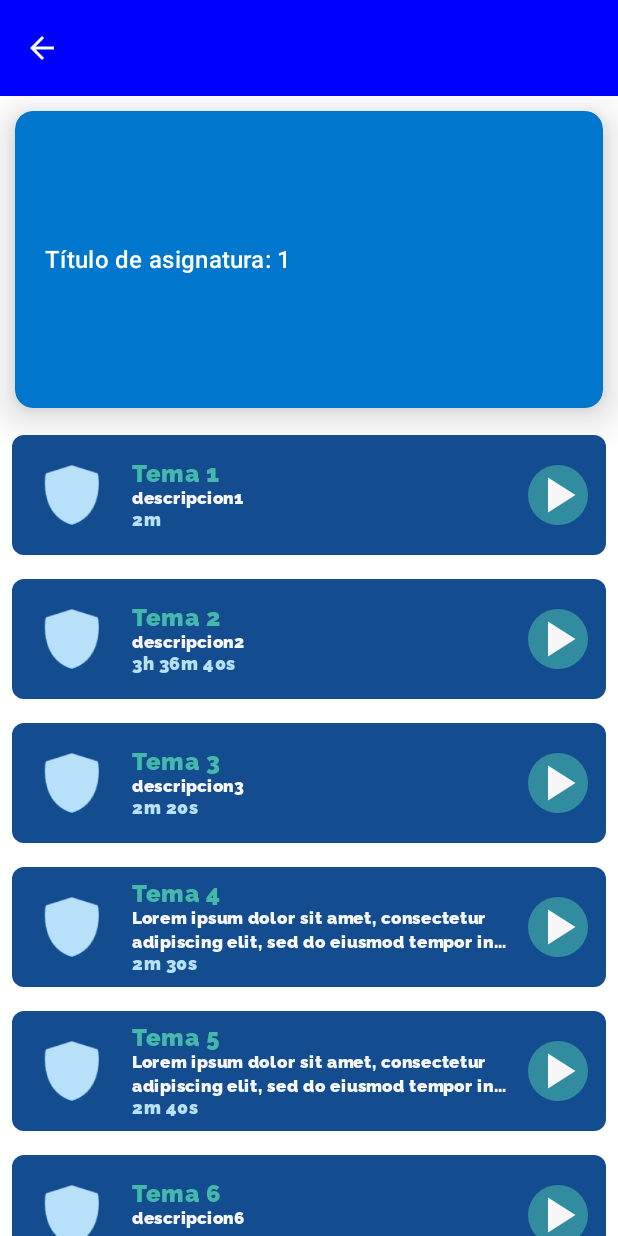
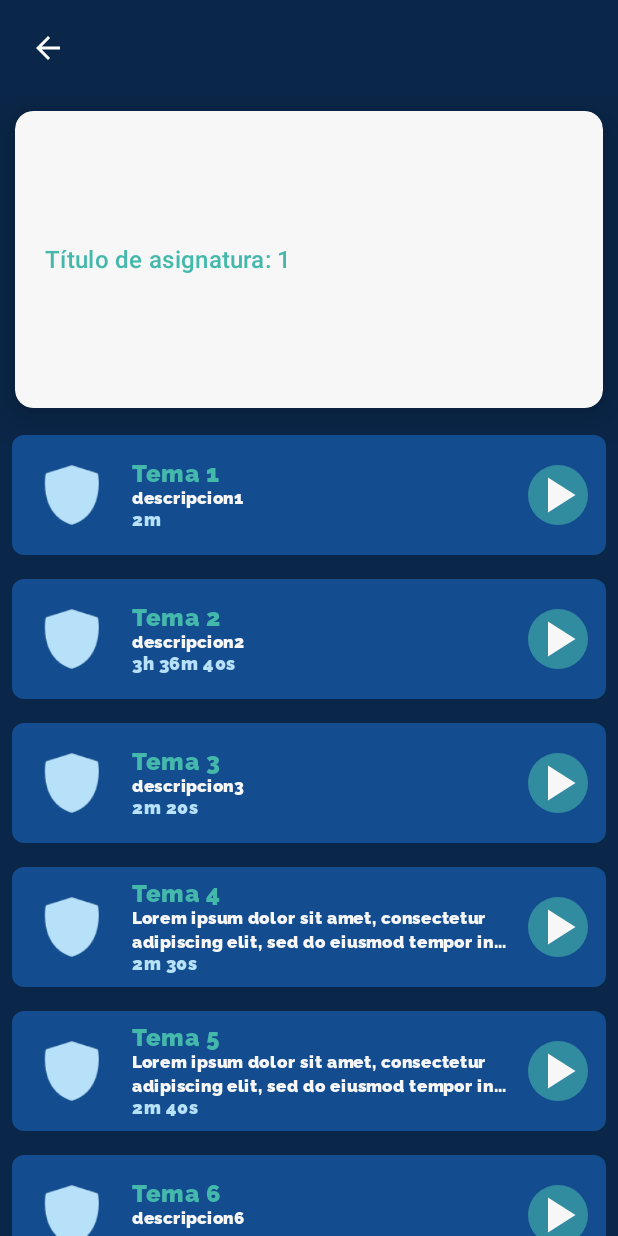
Before and after one commit to FlEtsv/ReproductorPodcast, an Android app built with Jetpack Compose: the @Preview function GreetingPreview, on a phone screen of 412 x 824 dp. Run offline under Robolectric (Android 15) with nearby library versions, the phone set to English and light mode, and no system bars.

Commit message:
Modificacion diseño en parte Player y DetailView. Eliminación barra gris

```diff
--- a/app/src/main/java/com/android/navegacion/ui/views/DetailView.kt
+++ b/app/src/main/java/com/android/navegacion/ui/views/DetailView.kt
@@ -1,24 +1,28 @@
 package com.android.navegacion.views
 
 import android.annotation.SuppressLint
+import com.universae.reproductor.ui.theme.AzulOscuro
+import android.content.res.Resources.Theme
 import androidx.compose.foundation.Image
-import androidx.compose.foundation.background
 import androidx.compose.foundation.clickable
 import androidx.compose.foundation.gestures.detectTapGestures
 import androidx.compose.foundation.layout.Arrangement
 import androidx.compose.foundation.layout.BoxWithConstraints
 import androidx.compose.foundation.layout.Column
 import androidx.compose.foundation.layout.Row
+import androidx.compose.foundation.background
 import androidx.compose.foundation.layout.fillMaxHeight
 import androidx.compose.foundation.layout.fillMaxSize
 import androidx.compose.foundation.layout.fillMaxWidth
 import androidx.compose.foundation.layout.height
 import androidx.compose.foundation.layout.padding
 import androidx.compose.foundation.layout.size
+import androidx.compose.foundation.layout.statusBarsPadding
 import androidx.compose.foundation.lazy.LazyColumn
 import androidx.compose.foundation.shape.CircleShape
 import androidx.compose.foundation.shape.RoundedCornerShape
 import androidx.compose.material.Icon
+import androidx.compose.material.IconButton
 import androidx.compose.material.Scaffold
 import androidx.compose.material.icons.Icons
 import androidx.compose.material.icons.filled.ArrowBack
@@ -52,6 +56,7 @@ import com.android.navegacion.components.MainIconButton
 import com.android.navegacion.components.TitleBar
 import com.universae.reproductor.domain.entities.tema.Tema
 import com.universae.reproductor.domaintest.PreviewTemas
+import com.universae.reproductor.ui.theme.AzulDark
 import com.universae.reproductor.ui.theme.ReproductorTheme
 import com.universae.reproductor.ui.theme.ralewayFamily
 import androidx.compose.foundation.layout.Box as Box1
@@ -60,22 +65,33 @@ import androidx.compose.foundation.layout.Box as Box1
 @SuppressLint("UnusedMaterialScaffoldPaddingParameter")
 @Composable
 fun DetailView(navController: NavController,idCard : String){
-    Scaffold (
-        topBar = {
-            TopAppBar(
-                title = { TitleBar(name = "")},
-                colors = TopAppBarDefaults.mediumTopAppBarColors(
-                    containerColor = Color.Blue
-                ),
-                navigationIcon = {
-                    MainIconButton(icon = Icons.Default.ArrowBack) {
-                        navController.popBackStack()
-                    }
-                }
-            )
+    Column {
+        BarraSuperior(navController)
+        ContentDetailView(navController,idCard)
+    }
+}
+
+@Composable
+fun BarraSuperior(navController: NavController){
+    Row(
+        modifier = Modifier
+            .fillMaxWidth()
+            .background(AzulDark)
+            .statusBarsPadding(), // Agrega un relleno en la parte superior igual a la altura de la barra de estado
+        horizontalArrangement = Arrangement.SpaceBetween
+    ) {
+        Column(
+            modifier = Modifier.weight(1f), // Ocupa la mitad del ancho disponible
+            horizontalAlignment = Alignment.Start,
+            verticalArrangement = Arrangement.Center
+        ) {
+            IconButton(
+                onClick = { navController.popBackStack() },
+                modifier = Modifier.padding(8.dp) // Ajusta el espaciado según sea necesario
+            ) {
+                Icon(Icons.Default.ArrowBack, contentDescription = "Back", tint = Color.White) // Ajusta el contenido de descripción según sea necesario
+            }
         }
-    ){
-        ContentDetailView(navController,idCard)
     }
 }
 @Composable
@@ -85,7 +101,9 @@ fun ContentDetailView(navController: NavController, idCard: String){
         val screenHeight = maxHeight
         val islandHeight = screenHeight * 0.25f  // Calcular el 25% de la altura
 
-        LazyColumn(modifier = Modifier.fillMaxSize()) {
+        LazyColumn(modifier = Modifier
+            .fillMaxSize()
+            .background(MaterialTheme.colorScheme.background)) {
             item {
                 IslandRowTittle(idCard = idCard, height = islandHeight)
             }
@@ -119,7 +137,7 @@ fun TarjetaTema(tema: Tema, modifier: Modifier = Modifier, navController: NavCon
             .fillMaxWidth()
             .padding(8.dp)
             .clip(RoundedCornerShape(8.dp)) // Aquí se establece el radio de las esquinas redondeadas
-            .background(MaterialTheme.colorScheme.onTertiary) // Aquí se establece el color de fondo
+            .background(AzulOscuro) // Aquí se establece el color de fondo
             .clickable(onClick = { navController.navigate("Podcast/${tema.nombreTema}") }),
         verticalAlignment = Alignment.CenterVertically
     ) {
@@ -192,7 +210,7 @@ fun IslandRowTittle(idCard: String, height : Dp) {
             .padding(10.dp)  // Aumentar el padding para dar la impresión de más espacio alrededor
             .shadow(16.dp, RoundedCornerShape(12.dp))  // Aumentar la sombra  mayor profundidad
             .clip(RoundedCornerShape(12.dp))  // Suavizar más las esquinas
-            .background(Color(0xFF0077CC))  // Fondo azul
+            .background(MaterialTheme.colorScheme.secondary)  // Fondo azul
             .padding(4.dp)  // Padding interno para separar el contenido del borde
     ) {
         Row(
@@ -205,7 +223,7 @@ fun IslandRowTittle(idCard: String, height : Dp) {
             Text(
                 text = "Título de asignatura: $idCard",
                 style = MaterialTheme.typography.titleMedium,
-                color = Color.White
+                color = MaterialTheme.colorScheme.primary
             )
         }
     }
```
Also changed, not shown: app/src/main/java/com/android/navegacion/ui/player/PodcastPlayerUI.kt (+23 -13 lines).
